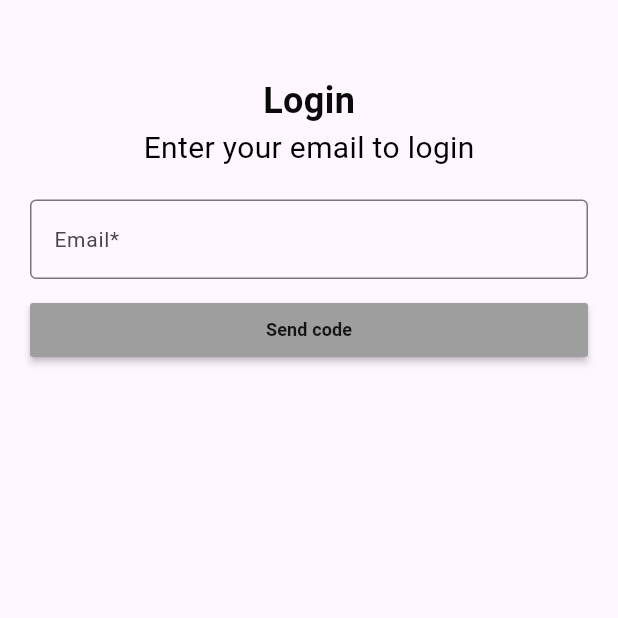
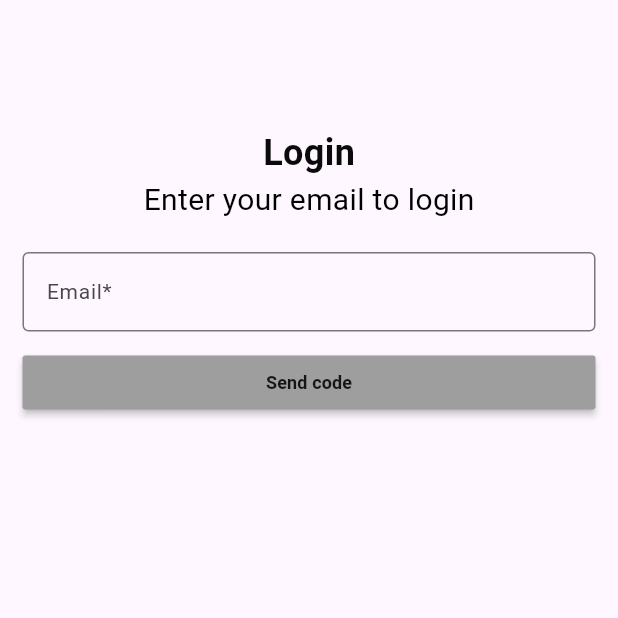
Before and after one commit to WildLifeNLApps/Wild-gids, a Flutter app: the screen it shows after launch, on a phone screen of 412 x 824 dp, the top half of it. Run offline on Flutter 3.47's test engine with Material 3 defaults, Android fonts, the phone set to English and light mode, and no system bars; our stand-ins replace flutter_dotenv, package_info_plus; missing offline and left inert: wildlife_api_connection; Roboto replaces fonts that are missing (TitilliumWeb).

Commit message:
fix: use global customscaffold

```diff
--- a/lib/config/theme/size_setter.dart
+++ b/lib/config/theme/size_setter.dart
@@ -127,6 +127,10 @@ class SizeSetter {
     return _getValueByScreenSize(xs: 10, sm: 11, md: 11, xl: 12);
   }
 
+  static double getAppBarTitlePadding() {
+    return _getValueByScreenSize(xs: 0, sm: 5, md: 5, xl: 5);
+  }
+
   // Sets horizontal padding based on screen size
   static double getHorizontalScreenPadding(
       {size = HorizontalScreenPadding.regular}) {
--- a/lib/views/home/home.dart
+++ b/lib/views/home/home.dart
@@ -1,6 +1,7 @@
 // ignore_for_file: library_private_types_in_public_api
 
 import 'package:flutter/material.dart';
+import 'package:wildgids/views/widgets/custom_scaffold.dart';
 
 class HomePage extends StatefulWidget {
   const HomePage({
@@ -14,11 +15,8 @@ class HomePage extends StatefulWidget {
 class _HomePageState extends State<HomePage> {
   @override
   Widget build(BuildContext context) {
-    return const Scaffold(
-      body: Center(
-        child: Padding(
-          padding: EdgeInsets.only(top: 50.0, left: 20.0, right: 20.0),
-          child: Column(
+    return const CustomScaffold(
+      body: Column(
         children: [
           Text(
             "Hello World!",
@@ -29,8 +27,6 @@ class _HomePageState extends State<HomePage> {
           ),
         ],
       ),
-        ),
-      ),
     );
   }
 }
--- a/lib/views/login/login.dart
+++ b/lib/views/login/login.dart
@@ -3,6 +3,7 @@
 import 'package:flutter/material.dart';
 import 'package:wildgids/models/services/auth.dart';
 import 'package:wildgids/views/login/verfication.dart';
+import 'package:wildgids/views/widgets/custom_scaffold.dart';
 
 class LoginPage extends StatefulWidget {
   const LoginPage({
@@ -26,11 +27,8 @@ class _LoginPageState extends State<LoginPage> {
 
   @override
   Widget build(BuildContext context) {
-    return Scaffold(
-      body: Center(
-        child: Padding(
-          padding: const EdgeInsets.only(top: 50.0, left: 20.0, right: 20.0),
-          child: Column(
+    return CustomScaffold(
+      body: Column(
         children: [
           const Text(
             "Login",
@@ -98,8 +96,6 @@ class _LoginPageState extends State<LoginPage> {
           )
         ],
       ),
-        ),
-      ),
     );
   }
 }
--- /dev/null
+++ b/lib/views/widgets/custom_scaffold.dart
@@ -0,0 +1,81 @@
+import 'dart:io';
+import 'package:flutter/material.dart';
+import 'package:flutter/services.dart';
+import 'package:wildgids/config/theme/custom_colors.dart';
+import 'package:wildgids/config/theme/custom_theme.dart';
+import 'package:wildgids/config/theme/size_setter.dart';
+
+class CustomScaffold extends StatefulWidget {
+  const CustomScaffold(
+      {super.key,
+      required this.body,
+      this.appBarTitle,
+      this.appBackgroundColor = CustomColors.dark,
+      this.appBarLeading,
+      this.actions,
+      this.appBarBackgroundColor = Colors.transparent,
+      this.automaticallyImplyLeading = false,
+      this.systemOverlayStyle = SystemUiOverlayStyle.light,
+      this.extendBehindAppBar = false,
+      this.appBar,
+      this.floatingActionButton,
+      this.drawer,
+      this.useAppBar = true,
+      this.bottomSafeArea = true,
+      this.topSafeArea = true,
+      this.floatingActionButtonLocation});
+
+  final Widget body;
+  final Widget? appBarTitle;
+  final Widget? appBarLeading;
+  final List<Widget>? actions;
+  final Color appBarBackgroundColor;
+  final Color appBackgroundColor;
+  final bool automaticallyImplyLeading;
+  final SystemUiOverlayStyle systemOverlayStyle;
+  final bool extendBehindAppBar;
+  final AppBar? appBar;
+  final Widget? floatingActionButton;
+  final Widget? drawer;
+  final bool useAppBar;
+  final bool bottomSafeArea;
+  final bool topSafeArea;
+  final FloatingActionButtonLocation? floatingActionButtonLocation;
+
+  @override
+  State<CustomScaffold> createState() => _CustomScaffoldState();
+}
+
+class _CustomScaffoldState extends State<CustomScaffold> {
+  @override
+  Widget build(BuildContext context) {
+    return Scaffold(
+      appBar: !widget.useAppBar
+          ? null
+          : widget.appBar ??
+              AppBar(
+                  title: widget.appBarTitle,
+                  backgroundColor: widget.appBarBackgroundColor,
+                  titleTextStyle:
+                      CustomTheme(context).themeData.textTheme.headlineMedium,
+                  toolbarHeight: Platform.isIOS ? 55 : 85,
+                  centerTitle: true,
+                  elevation: 0,
+                  leading: widget.appBarLeading,
+                  actions: widget.actions,
+                  leadingWidth: 40 + SizeSetter.getHorizontalScreenPadding(),
+                  systemOverlayStyle: widget.systemOverlayStyle,
+                  automaticallyImplyLeading: widget.automaticallyImplyLeading,
+                  iconTheme: const IconThemeData(color: CustomColors.light)),
+      body: SafeArea(
+        top: widget.topSafeArea,
+        bottom: widget.bottomSafeArea,
+        child: Padding(
+          padding: EdgeInsets.symmetric(
+              horizontal: SizeSetter.getHorizontalScreenPadding()),
+          child: widget.body,
+        ),
+      ),
+    );
+  }
+}
```
Lines whose indentation alone changed are shown as unchanged.
